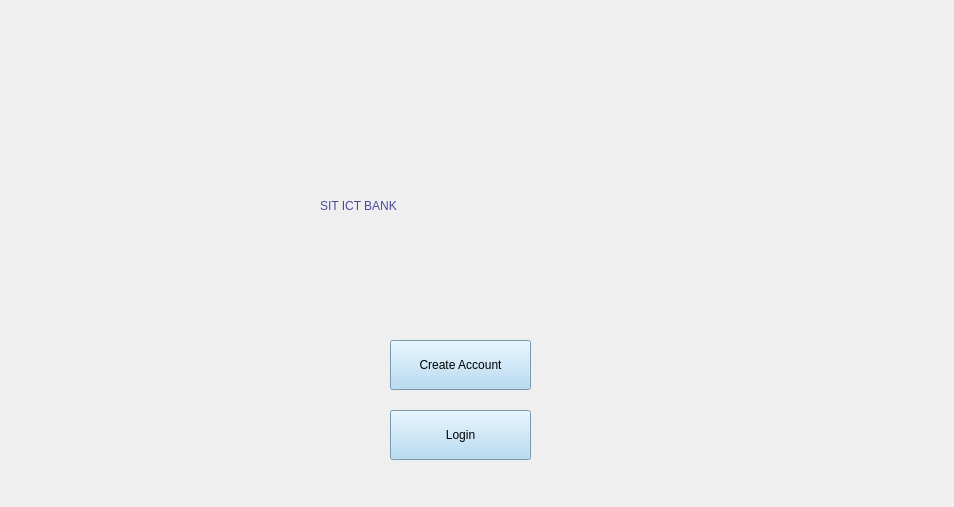
First picture: the form in view/title.ui, repository rawsashimi1604/1009_BankingSystem, before the edit.
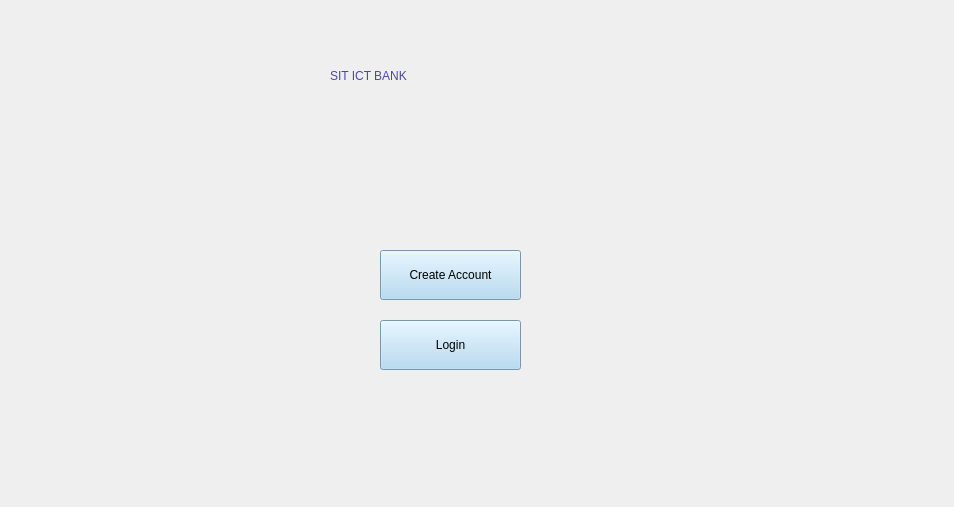
Second picture: the form after the edit.

The edit to the form file:
```diff
--- a/view/title.ui
+++ b/view/title.ui
@@ -13,11 +13,38 @@
   <property name="windowTitle">
    <string>Form</string>
   </property>
+  <widget class="QStackedWidget" name="stackedWidget">
+   <property name="geometry">
+    <rect>
+     <x>10</x>
+     <y>10</y>
+     <width>941</width>
+     <height>491</height>
+    </rect>
+   </property>
+   <widget class="QWidget" name="page">
+    <widget class="QPushButton" name="login">
+     <property name="geometry">
+      <rect>
+       <x>370</x>
+       <y>310</y>
+       <width>141</width>
+       <height>50</height>
+      </rect>
+     </property>
+     <property name="styleSheet">
+      <string notr="true">background-color: rgb(168, 212, 241);
+font: 700 9pt &quot;Segoe UI&quot;;</string>
+     </property>
+     <property name="text">
+      <string>Login</string>
+     </property>
+    </widget>
   <widget class="QLabel" name="label">
    <property name="geometry">
     <rect>
      <x>320</x>
-     <y>170</y>
+       <y>30</y>
      <width>321</width>
      <height>71</height>
     </rect>
@@ -30,11 +57,11 @@
     <string>SIT ICT BANK</string>
    </property>
   </widget>
-  <widget class="QPushButton" name="pushButton">
+    <widget class="QPushButton" name="createAcc">
    <property name="geometry">
     <rect>
-     <x>390</x>
-     <y>340</y>
+       <x>370</x>
+       <y>240</y>
      <width>141</width>
      <height>50</height>
     </rect>
@@ -47,22 +74,7 @@
     <string>Create Account</string>
    </property>
   </widget>
-  <widget class="QPushButton" name="pushButton_2">
-   <property name="geometry">
-    <rect>
-     <x>390</x>
-     <y>410</y>
-     <width>141</width>
-     <height>50</height>
-    </rect>
-   </property>
-   <property name="styleSheet">
-    <string notr="true">background-color: rgb(168, 212, 241);
-font: 700 9pt &quot;Segoe UI&quot;;</string>
-   </property>
-   <property name="text">
-    <string>Login</string>
-   </property>
+   </widget>
   </widget>
  </widget>
  <resources/>
```
Left out of the diff: 4 changed lines with no effect on the pictures. Lines whose indentation alone changed are shown as unchanged.
